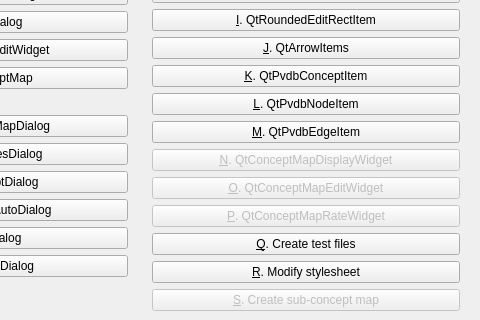
Old version of the form Projects/ProjectBrainweaver/qtpvdbmenudialog.ui in the repository richelbilderbeek/ProjectRichelBilderbeek; both pictures show x 201 to 681 and y 171 to 491 of the 681 by 627 pixel window.
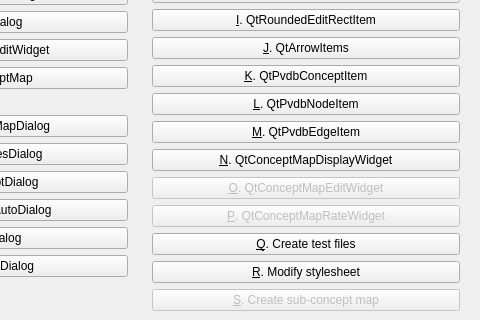
New version of the form. Icons and pictures are not drawn.

Patch:
```diff
--- a/Projects/ProjectBrainweaver/qtpvdbmenudialog.ui
+++ b/Projects/ProjectBrainweaver/qtpvdbmenudialog.ui
@@ -140,7 +140,7 @@
       <item>
        <widget class="QPushButton" name="button_test_qtconceptmapdisplaywidget">
         <property name="enabled">
-         <bool>false</bool>
+         <bool>true</bool>
         </property>
         <property name="text">
          <string>&amp;N. QtConceptMapDisplayWidget</string>
```
